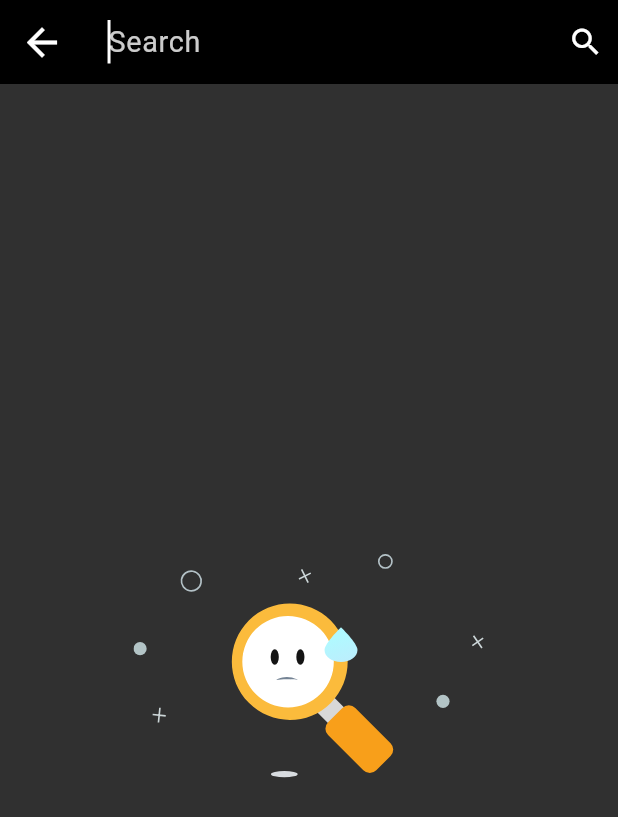
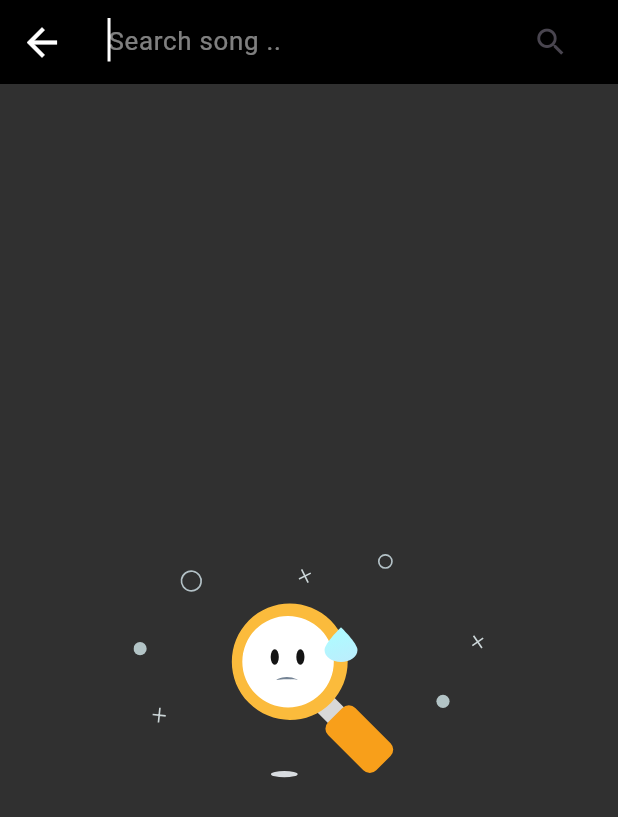
Before and after one commit to deepak7727/flutter-music, a Flutter app: the SearchScreen screen opened by its route, on a phone screen of 412 x 824 dp. Shown: the top 817 px of the screen. Run offline on Flutter 3.47's test engine with Material 3 defaults, Android fonts, the light colour scheme and no system bars; our stand-ins replace bot_toast, firebase_auth, firebase_core, flutter_bloc, flutter_screenutil, flutter_secure_storage and 6 more; accounts and stored records are empty.

Commit message:
music player functionality added

```diff
--- a/lib/controller/home_controller.dart
+++ b/lib/controller/music_list_controller.dart
@@ -5,6 +5,7 @@ class MusicListController extends GetxController {
   final RxList<SongModel> songs = RxList();
   final OnAudioQuery _audioQuery = OnAudioQuery();
   RxList<SongModel> foundSongs = RxList<SongModel>([]);
+  Rxn<SongModel> currentSong = Rxn<SongModel>();
 
   void onInit() {
     fetchMusic();
@@ -35,10 +36,32 @@ class MusicListController extends GetxController {
     }
     foundSongs.value = searchResultSong;
     print("****************");
-    print('aaa **** query ***** ${ query }');
-    print('aaa **** foundSongs.length ***** ${ foundSongs.length }');
-    print('aaa **** songs.length ***** ${ songs.length }');
+    print('aaa **** query ***** ${query}');
+    print('aaa **** foundSongs.length ***** ${foundSongs.length}');
+    print('aaa **** songs.length ***** ${songs.length}');
     print("****************");
     foundSongs.refresh();
   }
+
+  // ========================
+  // Player Methods
+
+  void changeSong({required SongModel song}) {
+    // currentSong
+    currentSong.value = song;
+  }
+
+  void prevSong() {
+    int currentSongIndex = songs.indexWhere(
+      (element) => currentSong.value == element,
+    );
+    currentSong.value = songs.elementAt(currentSongIndex - 1);
+  }
+
+  void nextSong() {
+    int currentSongIndex = songs.indexWhere(
+      (element) => currentSong.value == element,
+    );
+    currentSong.value = songs.elementAt(currentSongIndex + 1);
+  }
 }
--- a/lib/main.dart
+++ b/lib/main.dart
@@ -1,6 +1,7 @@
 import 'package:flutter/material.dart';
 import 'package:flutter_application_1/controller/setting_controller.dart';
 import 'package:flutter_application_1/services/firebase_auth_service.dart';
+import 'package:flutter_application_1/utils/global/image_res.dart';
 import 'package:flutter_application_1/utils/global/route_utils.dart';
 import 'package:flutter_application_1/utils/global/theme/music_theme.dart';
 import 'package:flutter_screenutil/flutter_screenutil.dart';
@@ -9,7 +10,6 @@ import 'package:bot_toast/bot_toast.dart';
 
 void main() async {
   WidgetsFlutterBinding.ensureInitialized();
-
   // ------ FIREBASE INITIALIZATION -------------
   await FirebaseAuthService.instance.initalization();
 
--- a/lib/screens/music_list_page/music_list_screen.dart
+++ b/lib/screens/music_list_page/music_list_screen.dart
@@ -1,5 +1,5 @@
 import 'package:flutter/material.dart';
-import 'package:flutter_application_1/controller/home_controller.dart';
+import 'package:flutter_application_1/controller/music_list_controller.dart';
 import 'package:flutter_application_1/screens/music_list_page/widget/music_list_tile.dart';
 import 'package:flutter_application_1/screens/music_list_page/widget/no_music_widget.dart';
 import 'package:flutter_application_1/utils/common/action_icon_widget.dart';
--- a/lib/screens/search_page/search_screen.dart
+++ b/lib/screens/search_page/search_screen.dart
@@ -1,9 +1,10 @@
 import 'package:flutter/material.dart';
-import 'package:flutter_application_1/controller/home_controller.dart';
+import 'package:flutter_application_1/controller/music_list_controller.dart';
 import 'package:flutter_application_1/screens/music_list_page/widget/music_list_tile.dart';
 import 'package:flutter_application_1/screens/music_list_page/widget/no_music_widget.dart';
 import 'package:flutter_application_1/screens/search_page/widget/search_bar_textfield.dart';
 import 'package:flutter_application_1/utils/common/action_icon_widget.dart';
+import 'package:flutter_application_1/utils/common/common_method.dart';
 import 'package:get/get.dart';
 
 class SearchScreen extends StatefulWidget {
@@ -19,21 +20,22 @@ class _SearchScreenState extends State<SearchScreen> {
 
   @override
   void initState() {
+    homeController.searchSong(query: "");
     super.initState();
   }
 
   @override
   Widget build(BuildContext context) {
+    debugPrintLocal(
+        'aaa **** searchController.text ***** ${searchController.text}');
     return Obx(
       () => Scaffold(
         appBar: AppBar(
           title: SearchBarTextfield(
             controller: searchController,
-            hint: "Search",
+            hint: "Search song ..",
             onChanged: (value) => homeController.searchSong(query: value),
-          ),
-          actions: [
-            (searchController.text == "")
+            suffixIcon: (homeController.foundSongs.isNotEmpty)
                 ? ActionIconWidget(
                     icon: Icons.search,
                     onTap: () {},
@@ -42,7 +44,7 @@ class _SearchScreenState extends State<SearchScreen> {
                     icon: Icons.cancel,
                     onTap: () {},
                   ),
-          ],
+          ),
         ),
         body: (homeController.foundSongs.length > 0)
             ? ListView.separated(
--- a/lib/screens/search_page/widget/search_bar_textfield.dart
+++ b/lib/screens/search_page/widget/search_bar_textfield.dart
@@ -6,11 +6,16 @@ class SearchBarTextfield extends StatelessWidget {
   final TextEditingController controller;
   final Function(String value)? onChanged;
   final String hint;
-  const SearchBarTextfield(
-      {super.key,
-      required this.controller,
-      this.onChanged,
-      required this.hint});
+  final Widget? prefixIcon;
+  final Widget? suffixIcon;
+  const SearchBarTextfield({
+    super.key,
+    required this.controller,
+    this.onChanged,
+    this.prefixIcon,
+    this.suffixIcon,
+    required this.hint,
+  });
 
   @override
   Widget build(BuildContext context) {
@@ -21,7 +26,11 @@ class SearchBarTextfield extends StatelessWidget {
         hintText: hint,
         border: InputBorder.none,
         hintStyle: Styles.textstyle(
-            color: ColorRes.white.withOpacity(0.8), fontSize: 20),
+          color: ColorRes.white.withOpacity(0.5),
+          fontSize: 18,
+        ),
+        prefixIcon: prefixIcon,
+        suffixIcon: suffixIcon,
       ),
       cursorColor: ColorRes.white,
       maxLines: 1,
--- a/lib/screens/splash_page/splash_screen.dart
+++ b/lib/screens/splash_page/splash_screen.dart
@@ -17,6 +17,8 @@ class SplashScreen extends StatefulWidget {
 class _SplashScreenState extends State<SplashScreen> {
   @override
   void initState() {
+    // loader images
+    // precacheImage(AssetImage(ImageRes.lottieLoading), context); // TODO : Fix this line .. preload thsi image for app lifetimecycle
     Globals.instance.getUserDetails();
 
     WidgetsBinding.instance.addPostFrameCallback((_) {
--- a/lib/styles/styles.dart
+++ b/lib/styles/styles.dart
@@ -2,6 +2,9 @@ import 'package:flutter/material.dart';
 import 'package:flutter_screenutil/flutter_screenutil.dart';
 
 class Styles {
+
+  static EdgeInsets standardPadding = EdgeInsets.all(10.w);
+
   static TextStyle textstyle({
     double? fontSize,
     FontWeight? fontWeight,
@@ -23,6 +26,4 @@ class Styles {
       height: height,
     );
   }
-
-  static EdgeInsets standardPadding = EdgeInsets.all(10.w);
 }
--- a/lib/utils/global/image_res.dart
+++ b/lib/utils/global/image_res.dart
@@ -10,6 +10,8 @@ class ImageRes{
   static final String bg_loginImage = "${imagePath}background_login_img.jpg";
   static final String bg_singupImage = "${imagePath}background_signup_img.jpg";
   static final String logoImage = "${imagePath}music_logo.png";
+  static final String cdImage = "${imagePath}cd_img.png";
+  static final String cd2Image = "${imagePath}cd_img2.png";
 
 // icons
 
--- a/lib/utils/global/theme/music_theme.dart
+++ b/lib/utils/global/theme/music_theme.dart
@@ -7,6 +7,7 @@ class MusicTheme {
   MusicTheme._();
 
   ThemeData lightTheme() => ThemeData(
+        useMaterial3: true,
         appBarTheme: AppBarTheme(
           backgroundColor: ColorRes.primaryColor,
           centerTitle: true,
```
Also changed, not shown: lib/screens/music_list_page/widget/music_list_tile.dart (+21 -2 lines), lib/screens/player_page/player_screen.dart (+64 -25 lines), assets/images/cd_img.png (added), assets/images/cd_img2.png (added).
